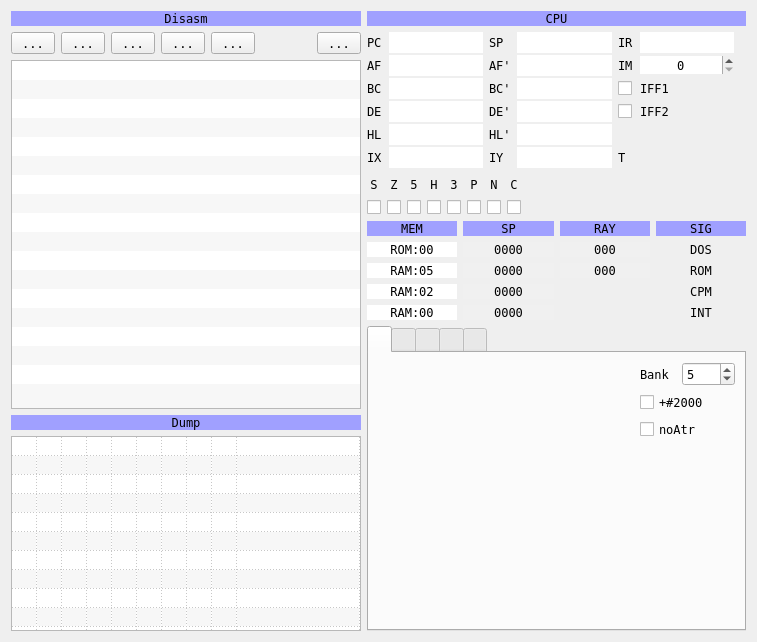
The window that ui/debuger.ui (samstyle/Xpeccy) describes before a commit, drawn with Qt 5.
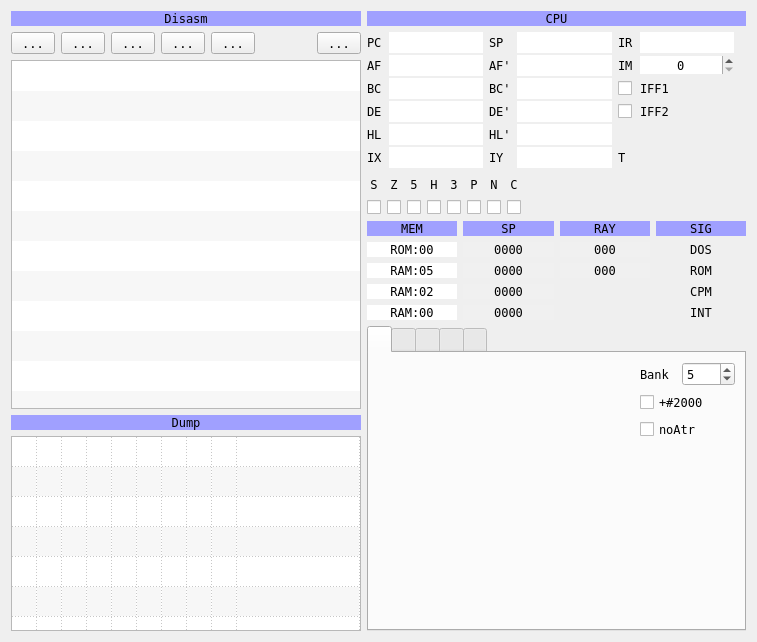
The same window after the commit. Icons and pictures are not drawn. Custom widgets are drawn as their Qt base class.

Commit message: build 20170419 [+] Fix lines height in disasm window [+] Now it's possible to link xpeccy with SDL2 [+] Change threads sync scheme. MacOSX build is more stable now

What changed in the file:
```diff
--- a/ui/debuger.ui
+++ b/ui/debuger.ui
@@ -9,8 +9,8 @@
    <rect>
     <x>0</x>
     <y>0</y>
-    <width>751</width>
-    <height>608</height>
+    <width>749</width>
+    <height>606</height>
    </rect>
   </property>
   <property name="font">
@@ -200,15 +200,6 @@
        <attribute name="verticalHeaderVisible">
         <bool>false</bool>
        </attribute>
-       <attribute name="verticalHeaderDefaultSectionSize">
-        <number>17</number>
-       </attribute>
-       <attribute name="verticalHeaderMinimumSectionSize">
-        <number>17</number>
-       </attribute>
-       <attribute name="verticalHeaderStretchLastSection">
-        <bool>true</bool>
-       </attribute>
        <row/>
        <row/>
        <row/>
@@ -310,15 +301,6 @@
        <attribute name="verticalHeaderVisible">
         <bool>false</bool>
        </attribute>
-       <attribute name="verticalHeaderDefaultSectionSize">
-        <number>17</number>
-       </attribute>
-       <attribute name="verticalHeaderMinimumSectionSize">
-        <number>17</number>
-       </attribute>
-       <attribute name="verticalHeaderStretchLastSection">
-        <bool>true</bool>
-       </attribute>
        <row/>
        <row/>
        <row/>
```
The commit also changes 12 other files.
